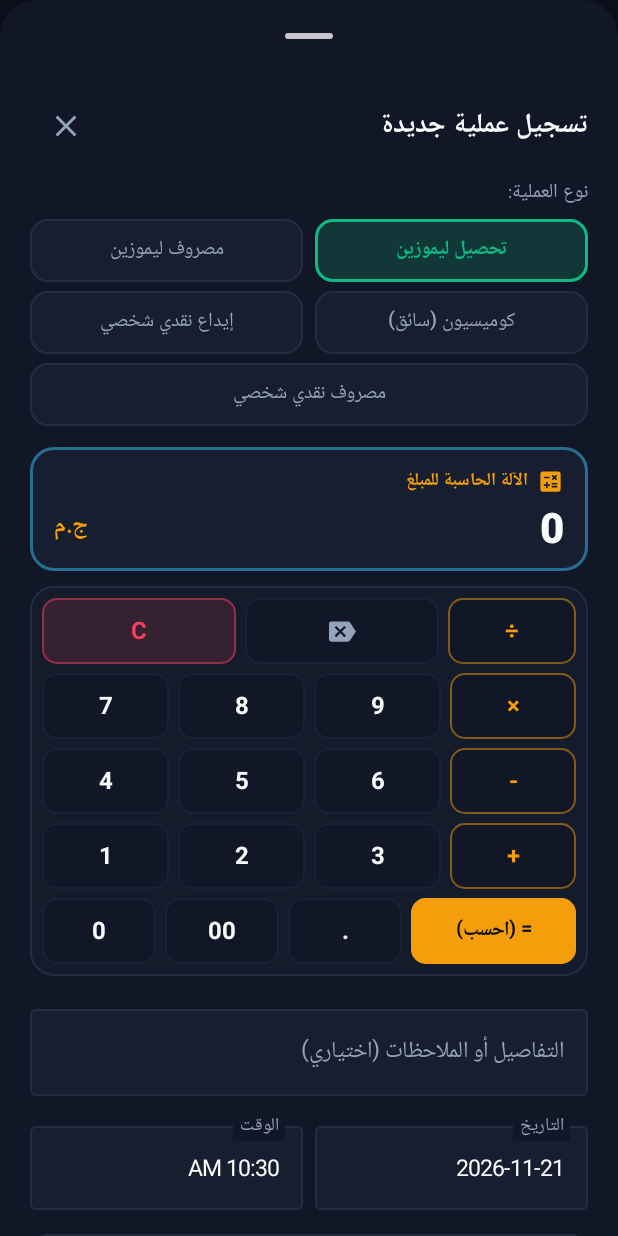
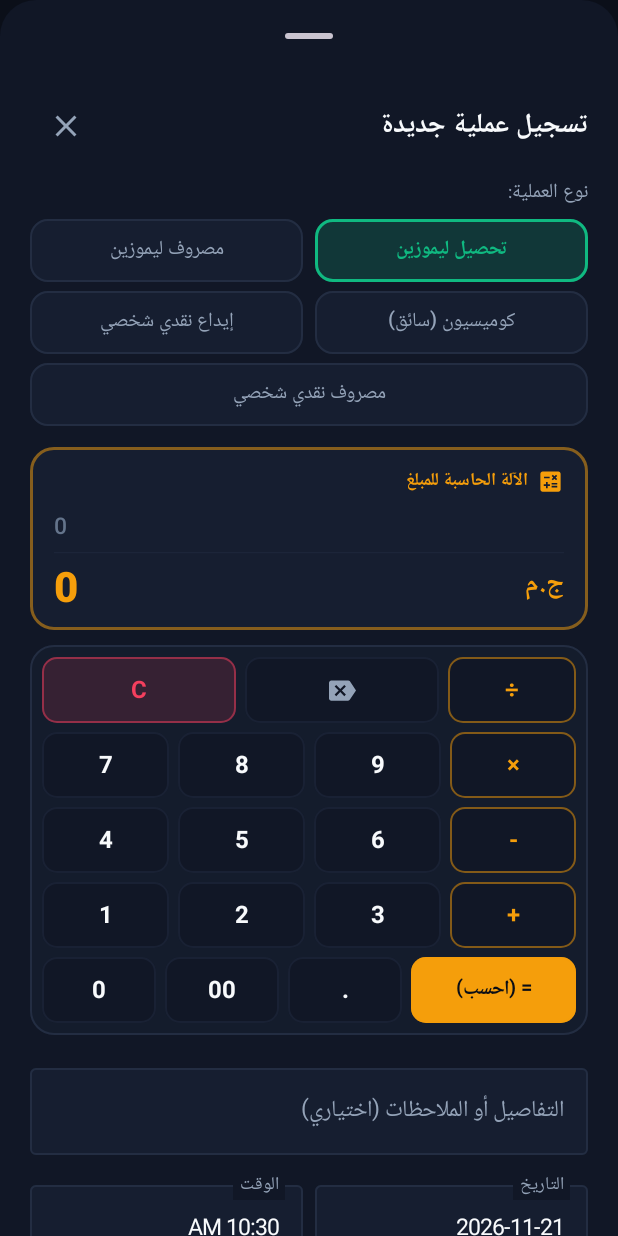
Before and after one commit to AMK500/first-limo-finance, an Android app built with Jetpack Compose: the DashboardScreen screen opened through its navigation route, after a tap on "+ تحصيل", on a phone screen of 412 x 824 dp. Run offline under Robolectric (Android 15) with nearby library versions, the phone set to English and light mode, and no system bars; our stand-ins replace Firebase (no records; nobody signed in at launch, a user with empty details on screens opened directly), Room's generated code; pictures from the network do not load.

Commit message:
Release v1.9: Direct tap to edit transaction, live yellow result calculation, and hidden horizontal scroll for math expressions

```diff
--- a/app/build.gradle.kts
+++ b/app/build.gradle.kts
@@ -14,8 +14,8 @@ android {
         applicationId = "com.firstlimo.finance"
         minSdk = 24
         targetSdk = 35
-        versionCode = 9
-        versionName = "1.8.0"
+        versionCode = 10
+        versionName = "1.9.0"
 
         testInstrumentationRunner = "androidx.test.runner.AndroidJUnitRunner"
         vectorDrawables {
--- a/app/src/main/java/com/firstlimo/finance/ui/components/AddTransactionSheet.kt
+++ b/app/src/main/java/com/firstlimo/finance/ui/components/AddTransactionSheet.kt
@@ -6,6 +6,7 @@ import androidx.activity.result.contract.ActivityResultContracts
 import androidx.compose.foundation.BorderStroke
 import androidx.compose.foundation.background
 import androidx.compose.foundation.clickable
+import androidx.compose.foundation.horizontalScroll
 import androidx.compose.foundation.layout.*
 import androidx.compose.foundation.rememberScrollState
 import androidx.compose.foundation.shape.RoundedCornerShape
@@ -92,8 +93,11 @@ fun AddTransactionSheet(
             } else {
                 calcExpression += digit
             }
-            // إذا لم تحتوِ المعادلة على عمليات حسابية (+, -, ×, ÷)، يكون الناتج هو الرقم نفسه مباشرة
-            if (!calcExpression.contains(Regex("[+\\-×÷]"))) {
+            // حساب فوري ومباشر للمبلغ
+            val live = evaluateLiveExpression(calcExpression)
+            if (live != null && live > 0) {
+                amountText = formatCalcResult(live)
+            } else if (!calcExpression.contains(Regex("[+\\-×÷]"))) {
                 amountText = calcExpression
             }
         }
@@ -134,7 +138,10 @@ fun AddTransactionSheet(
             } else {
                 calcExpression.dropLast(1)
             }
-            if (!calcExpression.contains(Regex("[+\\-×÷]"))) {
+            val live = evaluateLiveExpression(calcExpression)
+            if (live != null && live > 0) {
+                amountText = formatCalcResult(live)
+            } else if (!calcExpression.contains(Regex("[+\\-×÷]"))) {
                 amountText = calcExpression
             }
         }
@@ -142,7 +149,7 @@ fun AddTransactionSheet(
 
     fun onEqualsClick() {
         if (calcExpression.isBlank()) return
-        val evaluated = evaluateMathExpression(calcExpression)
+        val evaluated = evaluateLiveExpression(calcExpression) ?: evaluateMathExpression(calcExpression)
         if (evaluated != null && evaluated > 0) {
             val formatted = formatCalcResult(evaluated)
             amountText = formatted
@@ -251,12 +258,12 @@ fun AddTransactionSheet(
             Spacer(modifier = Modifier.height(14.dp))
 
             // ==========================================
-            // شاشة عرض الآلة الحاسبة والمبلغ
+            // شاشة عرض الآلة الحاسبة والمبلغ مع سكرول مخفي وحساب فوري
             // ==========================================
             Surface(
                 shape = RoundedCornerShape(16.dp),
                 color = DarkCardSurface,
-                border = BorderStroke(1.5.dp, if (errorMessage != null) CrimsonExpense else AccentBlue.copy(alpha = 0.5f)),
+                border = BorderStroke(1.5.dp, if (errorMessage != null) CrimsonExpense else AccentGold.copy(alpha = 0.5f)),
                 modifier = Modifier.fillMaxWidth()
             ) {
                 Column(
@@ -264,6 +271,7 @@ fun AddTransactionSheet(
                         .fillMaxWidth()
                         .padding(horizontal = 16.dp, vertical = 12.dp)
                 ) {
+                    // السطر العلوي: أيقونة وعنوان الآلة الحاسبة وشارة الحساب الفوري
                     Row(
                         modifier = Modifier.fillMaxWidth(),
                         horizontalArrangement = Arrangement.SpaceBetween,
@@ -285,38 +293,101 @@ fun AddTransactionSheet(
                             )
                         }
 
-                        // نص المعادلة أو الحسبة الجارية
-                        if (calcExpression.isNotBlank() && calcExpression.contains(Regex("[+\\-×÷]"))) {
-                            Text(
-                                text = calcExpression,
-                                fontSize = 13.sp,
-                                color = TextSecondary,
-                                maxLines = 1
-                            )
+                        // شارة الحساب الفوري التلقائي
+                        if (calcExpression.contains(Regex("[+\\-×÷]"))) {
+                            Surface(
+                                shape = RoundedCornerShape(6.dp),
+                                color = AccentGold.copy(alpha = 0.15f)
+                            ) {
+                                Text(
+                                    text = "حساب فوري",
+                                    fontSize = 10.sp,
+                                    fontWeight = FontWeight.Bold,
+                                    color = AccentGold,
+                                    modifier = Modifier.padding(horizontal = 6.dp, vertical = 2.dp)
+                                )
+                            }
                         }
                     }
 
-                    Spacer(modifier = Modifier.height(4.dp))
+                    Spacer(modifier = Modifier.height(8.dp))
 
-                    // القيمة الإجمالية المعتمدة للمبلغ
+                    // سطر العملية الحسابية كاملة مع تمرير أفقي مخفي بسلاسة
+                    val expressionScrollState = rememberScrollState()
+                    LaunchedEffect(calcExpression) {
+                        if (calcExpression.isNotEmpty()) {
+                            expressionScrollState.animateScrollTo(expressionScrollState.maxValue)
+                        }
+                    }
+
+                    Row(
+                        modifier = Modifier
+                            .fillMaxWidth()
+                            .horizontalScroll(expressionScrollState),
+                        horizontalArrangement = Arrangement.End,
+                        verticalAlignment = Alignment.CenterVertically
+                    ) {
+                        Text(
+                            text = if (calcExpression.isNotBlank()) calcExpression else "0",
+                            fontSize = 15.sp,
+                            fontWeight = FontWeight.Medium,
+                            color = if (calcExpression.contains(Regex("[+\\-×÷]"))) TextSecondary else TextTertiary,
+                            maxLines = 1,
+                            softWrap = false
+                        )
+                    }
+
+                    Spacer(modifier = Modifier.height(6.dp))
+                    HorizontalDivider(color = DarkCardBorder.copy(alpha = 0.5f), thickness = 0.8.dp)
+                    Spacer(modifier = Modifier.height(6.dp))
+
+                    // سطر الناتج الفوري والعملة (ج.م)
+                    val amountScrollState = rememberScrollState()
+                    val displayLiveAmount = remember(calcExpression, amountText) {
+                        val live = evaluateLiveExpression(calcExpression)
+                        if (live != null && live > 0) {
+                            formatCalcResult(live)
+                        } else if (amountText.isNotBlank()) {
+                            amountText
+                        } else {
+                            "0"
+                        }
+                    }
+
+                    LaunchedEffect(displayLiveAmount) {
+                        amountScrollState.animateScrollTo(amountScrollState.maxValue)
+                    }
+
                     Row(
                         modifier = Modifier.fillMaxWidth(),
                         horizontalArrangement = Arrangement.SpaceBetween,
-                        verticalAlignment = Alignment.Bottom
+                        verticalAlignment = Alignment.CenterVertically
                     ) {
-                        Text(
-                            text = if (amountText.isNotBlank()) amountText else (if (calcExpression.isNotBlank()) calcExpression else "0"),
-                            fontSize = 28.sp,
-                            fontWeight = FontWeight.ExtraBold,
-                            color = TextPrimary
-                        )
+                        // خانة ج.م
                         Text(
                             text = "ج.م",
-                            fontSize = 16.sp,
-                            fontWeight = FontWeight.Bold,
+                            fontSize = 18.sp,
+                            fontWeight = FontWeight.ExtraBold,
                             color = AccentGold,
-                            modifier = Modifier.padding(bottom = 4.dp)
+                            modifier = Modifier.padding(bottom = 2.dp)
                         )
+
+                        // الناتج الحسابي الفوري باللون الأصفر الذهبي الفخم مع تمرير أفقي مخفي للأرقام الكبيرة
+                        Box(
+                            modifier = Modifier
+                                .weight(1f)
+                                .horizontalScroll(amountScrollState),
+                            contentAlignment = Alignment.CenterEnd
+                        ) {
+                            Text(
+                                text = displayLiveAmount,
+                                fontSize = 28.sp,
+                                fontWeight = FontWeight.ExtraBold,
+                                color = AccentGold,
+                                maxLines = 1,
+                                softWrap = false
+                            )
+                        }
                     }
                 }
             }
@@ -795,3 +866,15 @@ fun formatCalcResult(value: Double): String {
         String.format(Locale.US, "%.2f", value).trimEnd('0').trimEnd('.')
     }
 }
+
+// حساب فوري للتعبير الرياضي حتى لو كان في نهايته معامل قيد الإدخال (+, -, ×, ÷)
+fun evaluateLiveExpression(expr: String): Double? {
+    val trimmed = expr.trim()
+    if (trimmed.isEmpty()) return null
+    var clean = trimmed
+    while (clean.endsWith("+") || clean.endsWith("-") || clean.endsWith("×") || clean.endsWith("÷") || clean.endsWith(" ") || clean.endsWith(".")) {
+        clean = clean.dropLast(1).trim()
+    }
+    if (clean.isEmpty()) return null
+    return evaluateMathExpression(clean)
+}
--- a/app/src/main/java/com/firstlimo/finance/ui/viewmodel/FinancialViewModel.kt
+++ b/app/src/main/java/com/firstlimo/finance/ui/viewmodel/FinancialViewModel.kt
@@ -30,9 +30,9 @@ class FinancialViewModel(application: Application) : AndroidViewModel(applicatio
     val currentAppVersion: String
         get() = try {
             val pInfo = getApplication<Application>().packageManager.getPackageInfo(getApplication<Application>().packageName, 0)
-            pInfo.versionName ?: "1.8.0"
+            pInfo.versionName ?: "1.9.0"
         } catch (e: Exception) {
-            "1.8.0"
+            "1.9.0"
         }
 
     // هوية المستخدم الحالي
```
Also changed, not shown: app/src/main/java/com/firstlimo/finance/ui/components/TransactionItem.kt (+3 -10 lines), 1 other file.
